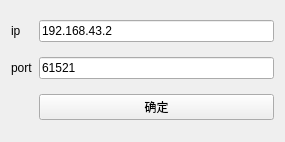
Before: the Qt Designer form client/Desktop_Android/ElectromagneticDog/serverinfo.ui in zhaomangang/ElectromagneticDog, drawn with Qt 5.
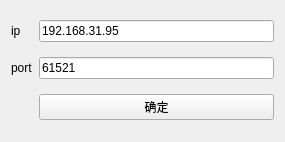
After: the same form once the commit is applied.

Diff of the .ui file:
```diff
--- a/client/Desktop_Android/ElectromagneticDog/serverinfo.ui
+++ b/client/Desktop_Android/ElectromagneticDog/serverinfo.ui
@@ -38,7 +38,7 @@
    <item row="0" column="1">
     <widget class="QLineEdit" name="lineEdit_ip">
      <property name="text">
-      <string>192.168.43.2</string>
+      <string>192.168.31.95</string>
      </property>
     </widget>
    </item>
```
